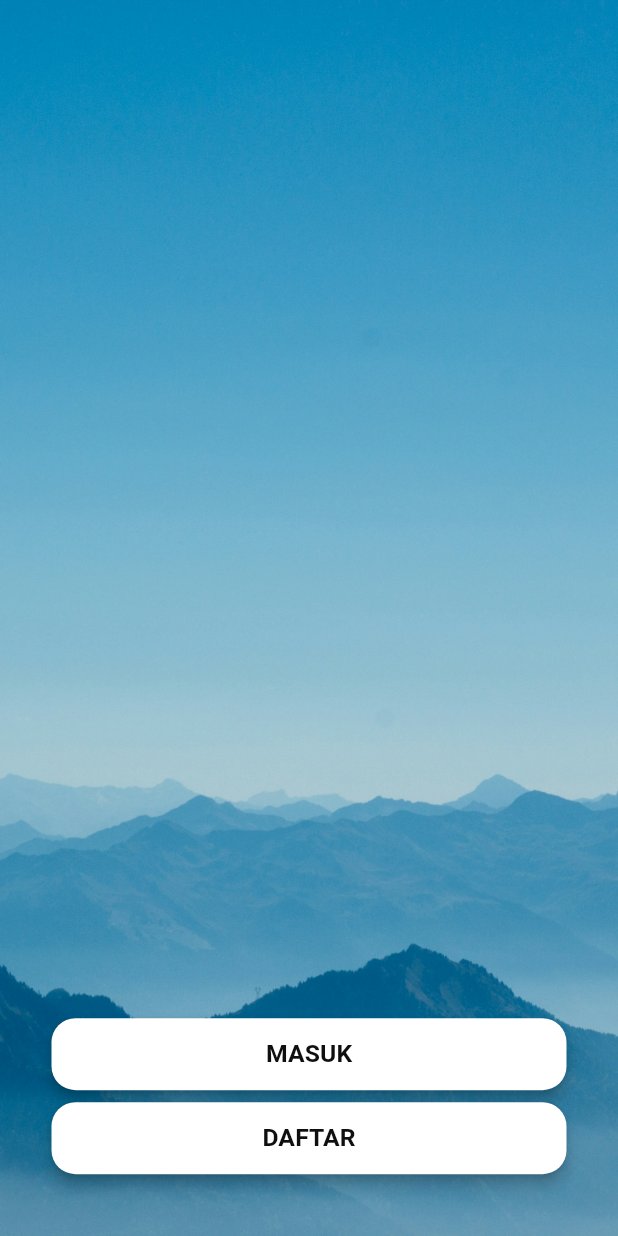
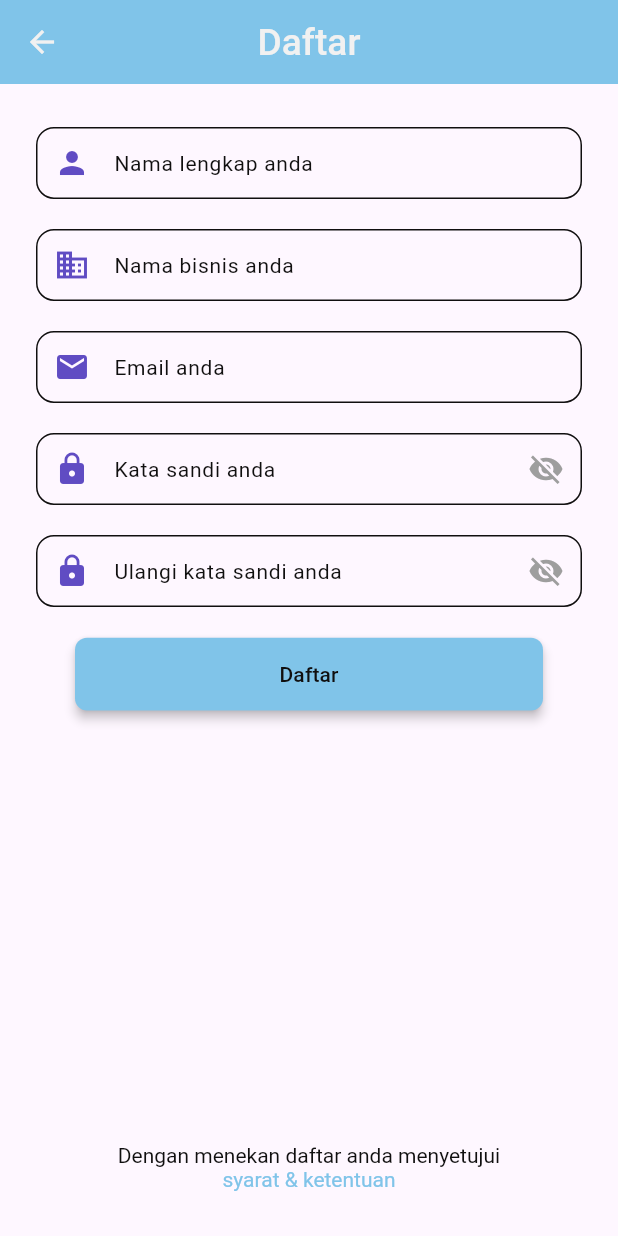
Before and after one commit to indratdev/frontendpos, a Flutter app: the screen it shows after launch, after a tap on "Lewati", after a tap on "DAFTAR", on a phone screen of 412 x 824 dp. Run offline on Flutter 3.47's test engine with Material 3 defaults, Android fonts, the phone set to English and light mode, and no system bars; our stand-ins replace flutter_bloc, shared_preferences, sqflite; accounts and stored records are empty.

Commit message:
add: register screen

```diff
--- a/lib/config/routes.dart
+++ b/lib/config/routes.dart
@@ -1,6 +1,7 @@
 import 'package:flutter/material.dart';
-import 'package:frontendpos/presentation/screens/login_screen/login_option_screen.dart';
-import 'package:frontendpos/presentation/screens/login_screen/login_screen.dart';
+import 'package:frontendpos/presentation/screens/auth_screen/login_option_screen.dart';
+import 'package:frontendpos/presentation/screens/auth_screen/login_screen.dart';
+import 'package:frontendpos/presentation/screens/auth_screen/register_screen.dart';
 import 'package:frontendpos/presentation/screens/splash_screen/splash_screen.dart';
 // import 'package:kita_muslim/presentation/screens/article_screen/article_screen.dart';
 // import 'package:kita_muslim/presentation/screens/calculator_screen/calculator_screen.dart';
@@ -23,10 +24,12 @@ class Routes {
   static const String splash = "/splash";
   static const String loginOption = "/loginOption";
   static const String login = "/login";
+  static const String register = "/register";
 
   Map<String, WidgetBuilder> getRoutes = {
     splash: (_) => const SplashScreen(),
     loginOption: (_) => const LoginOptionScreen(),
-     login: (_) =>  LoginScreen(),
+    login: (_) => LoginScreen(),
+    register: (_) => RegisterScreen(),
   };
 }
--- a/lib/presentation/screens/login_screen/login_option_screen.dart
+++ b/lib/presentation/screens/auth_screen/login_option_screen.dart
@@ -62,7 +62,7 @@ class LoginOptionScreen extends StatelessWidget {
                   padding: EdgeInsets.symmetric(
                       horizontal: 20, vertical: 12), // Opsional: atur padding
                 ),
-                onPressed: () {},
+                 onPressed: () => Navigator.pushNamed(context, Routes.register),
                 child: Text(
                   "DAFTAR",
                   style: TextStyle(
--- a/lib/presentation/screens/login_screen/login_screen.dart
+++ b/lib/presentation/screens/auth_screen/login_screen.dart
@@ -1,8 +1,7 @@
 import 'package:flutter/material.dart';
 import 'package:frontendpos/presentation/widgets/textfield.dart';
 import 'package:frontendpos/presentation/widgets/two_button.dart';
-import 'package:frontendpos/shared/utils/app_spacing.dart';
-import 'package:frontendpos/shared/utils/app_textSizes.dart';
+
 import 'package:frontendpos/shared/utils/export.dart';
 import 'package:frontendpos/shared/utils/validator.dart';
 
@@ -44,7 +43,7 @@ class _LoginScreenState extends State<LoginScreen> {
                 child: Column(
                   children: [
                     Container(
-                      height: MediaQuery.sizeOf(context).height / 2.5,
+                      height: MediaQuery.sizeOf(context).height / 2,
                       decoration: BoxDecoration(
                         image: DecorationImage(
                           fit: BoxFit.cover,
@@ -62,15 +61,15 @@ class _LoginScreenState extends State<LoginScreen> {
                           children: [
                             CustomTextfieldWidget(
                               controller: _emailController,
-                              titleTextfield: "Email",
-                              hintText: "Ketikan email anda",
+                              // titleTextfield: "Email",
+                              hintText: "Email anda",
                               typeTextField: TypeTextField.email,
                               icon: Icons.person,
                             ),
                             CustomTextfieldWidget(
                               controller: _passwordController,
-                              titleTextfield: "Kata Sandi",
-                              hintText: "Ketikan kata sandi anda",
+                              // titleTextfield: "Kata Sandi",
+                              hintText: "Kata sandi anda",
                               typeTextField: TypeTextField.password,
                               icon: Icons.lock,
                               obscureText: _isObscured,
@@ -95,7 +94,7 @@ class _LoginScreenState extends State<LoginScreen> {
                               child: TextButton(
                                 onPressed: () {},
                                 child: Text(
-                                  "Forgot Password?",
+                                  "Lupa Kata Sandi?",
                                   style: TextStyle(color: context.blueDeep),
                                 ),
                               ),
@@ -115,27 +114,7 @@ class _LoginScreenState extends State<LoginScreen> {
               ),
             ),
 
-            /// Container di bagian bawah
-            Padding(
-              padding: const EdgeInsets.only(bottom: 30),
-              child: Container(
-                alignment: Alignment.center,
-                width: MediaQuery.sizeOf(context).width / 1.5,
-                child: RichText(
-                  textAlign: TextAlign.center,
-                  text: TextSpan(
-                    text: "Dengan menekan daftar anda menyetujui ",
-                    style: TextStyle(color: context.black),
-                    children: [
-                      TextSpan(
-                        text: "syarat & ketentuan",
-                        style: TextStyle(color: context.blue),
-                      ),
-                    ],
-                  ),
-                ),
-              ),
-            ),
+
           ],
         ),
       ),
--- /dev/null
+++ b/lib/presentation/screens/auth_screen/register_screen.dart
@@ -0,0 +1,159 @@
+import 'package:flutter/material.dart';
+import 'package:frontendpos/presentation/widgets/textfield.dart';
+import 'package:frontendpos/presentation/widgets/two_button.dart';
+import 'package:frontendpos/shared/utils/app_spacing.dart';
+import 'package:frontendpos/shared/utils/app_textSizes.dart';
+import 'package:frontendpos/shared/utils/export.dart';
+import 'package:frontendpos/shared/utils/validator.dart';
+
+import '../../../shared/utils/constants.dart';
+
+class RegisterScreen extends StatefulWidget {
+  @override
+  _RegisterScreenState createState() => _RegisterScreenState();
+}
+
+class _RegisterScreenState extends State<RegisterScreen> {
+  final TextEditingController _nameController = TextEditingController();
+  final TextEditingController _emailController = TextEditingController();
+  final TextEditingController _branchNameController = TextEditingController();
+  final TextEditingController _passwordController = TextEditingController();
+  final TextEditingController _rePasswordController = TextEditingController();
+  final _formKeyRegister = GlobalKey<FormState>();
+  bool _isObscured = true; // Untuk toggle visibility
+  bool _isObscured2 = true; // Untuk toggle visibility
+
+  @override
+  Widget build(BuildContext context) {
+    return Scaffold(
+      appBar: AppBar(
+        backgroundColor: context.blue,
+        elevation: 0, // Hilangkan shadow
+        foregroundColor: context.colorWhite,
+
+        title: Text(
+          "Daftar",
+          style: TextStyle(
+            fontSize: AppTextSizes.extraLarge(context),
+            fontWeight: FontWeight.w500,
+          ),
+        ),
+        centerTitle: true,
+      ),
+      body: SizedBox.expand(
+        child: Column(
+          children: [
+            Expanded(
+              child: SingleChildScrollView(
+                child: Column(
+                  children: [
+                    Container(
+                      margin: AppSpacing.topSpacing(context),
+                      padding: const EdgeInsets.symmetric(horizontal: 24.0),
+                      child: Form(
+                        key: _formKeyRegister,
+                        child: Column(
+                          mainAxisSize: MainAxisSize.min,
+                          children: [
+                            CustomTextfieldWidget(
+                              controller: _nameController,
+                              hintText: "Nama lengkap anda",
+                              typeTextField: TypeTextField.general,
+                              icon: Icons.person,
+                            ),
+                            CustomTextfieldWidget(
+                              controller: _branchNameController,
+                              hintText: "Nama bisnis anda",
+                              typeTextField: TypeTextField.general,
+                              icon: Icons.business,
+                            ),
+                            CustomTextfieldWidget(
+                              controller: _emailController,
+                              hintText: "Email anda",
+                              typeTextField: TypeTextField.email,
+                              icon: Icons.email,
+                            ),
+                            CustomTextfieldWidget(
+                              controller: _passwordController,
+                              hintText: "Kata sandi anda",
+                              typeTextField: TypeTextField.password,
+                              icon: Icons.lock,
+                              obscureText: _isObscured,
+                              suffixIcon: IconButton(
+                                icon: Icon(
+                                  _isObscured
+                                      ? Icons.visibility_off
+                                      : Icons.visibility,
+                                  color: Colors.grey,
+                                ),
+                                onPressed: () {
+                                  setState(() {
+                                    _isObscured = !_isObscured;
+                                  });
+                                },
+                              ),
+                              useValidator: true,
+                            ),
+                            CustomTextfieldWidget(
+                                controller: _rePasswordController,
+                                hintText: "Ulangi kata sandi anda",
+                                typeTextField: TypeTextField.password,
+                                icon: Icons.lock,
+                                obscureText: _isObscured2,
+                                suffixIcon: IconButton(
+                                  icon: Icon(
+                                    _isObscured2
+                                        ? Icons.visibility_off
+                                        : Icons.visibility,
+                                    color: Colors.grey,
+                                  ),
+                                  onPressed: () {
+                                    setState(() {
+                                      _isObscured2 = !_isObscured2;
+                                    });
+                                  },
+                                ),
+                                useValidator: true,
+                                customPadding:
+                                    AppSpacing.bottomSpacing(context)),
+                            TwoButton(
+                              isVisibleSecondButton: false,
+                              mainTitleButton: "Daftar",
+                              mainButtonvoidCallback: () {},
+                            ),
+                          ],
+                        ),
+                      ),
+                    ),
+                  ],
+                ),
+              ),
+            ),
+
+            /// Container di bagian bawah
+            Padding(
+              padding: const EdgeInsets.only(bottom: 30),
+              child: Container(
+                alignment: Alignment.center,
+                width: MediaQuery.sizeOf(context).width / 1.5,
+                child: RichText(
+                  textAlign: TextAlign.center,
+                  text: TextSpan(
+                    text: "Dengan menekan daftar anda menyetujui ",
+                    style: TextStyle(color: context.black),
+                    children: [
+                      TextSpan(
+                        text: "syarat & ketentuan",
+                        style: TextStyle(color: context.blue),
+                      ),
+                    ],
+                  ),
+                ),
+              ),
+            ),
+          ],
+        ),
+      ),
+    );
+  }
+}
--- a/lib/presentation/screens/onboarding_screen/onboarding_screen.dart
+++ b/lib/presentation/screens/onboarding_screen/onboarding_screen.dart
@@ -1,6 +1,6 @@
 import 'package:flutter/material.dart';
-import 'package:frontendpos/presentation/screens/login_screen/login_option_screen.dart';
-import 'package:frontendpos/presentation/screens/login_screen/login_screen.dart';
+import 'package:frontendpos/presentation/screens/auth_screen/login_option_screen.dart';
+import 'package:frontendpos/presentation/screens/auth_screen/login_screen.dart';
 import 'package:shared_preferences/shared_preferences.dart';
 
 import '../../../shared/utils/export.dart';
--- a/lib/presentation/screens/splash_screen/splash_screen.dart
+++ b/lib/presentation/screens/splash_screen/splash_screen.dart
@@ -1,7 +1,7 @@
 import 'dart:async';
 import 'package:flutter/material.dart';
 import 'package:frontendpos/data/others/shared_preferences.dart';
-import 'package:frontendpos/presentation/screens/login_screen/login_screen.dart';
+import 'package:frontendpos/presentation/screens/auth_screen/login_screen.dart';
 import 'package:frontendpos/presentation/screens/onboarding_screen/onboarding_screen.dart';
 import 'package:frontendpos/shared/utils/app_colors.dart';
 import 'package:frontendpos/shared/utils/constants.dart';
```
Also changed, not shown: 4 other files.
